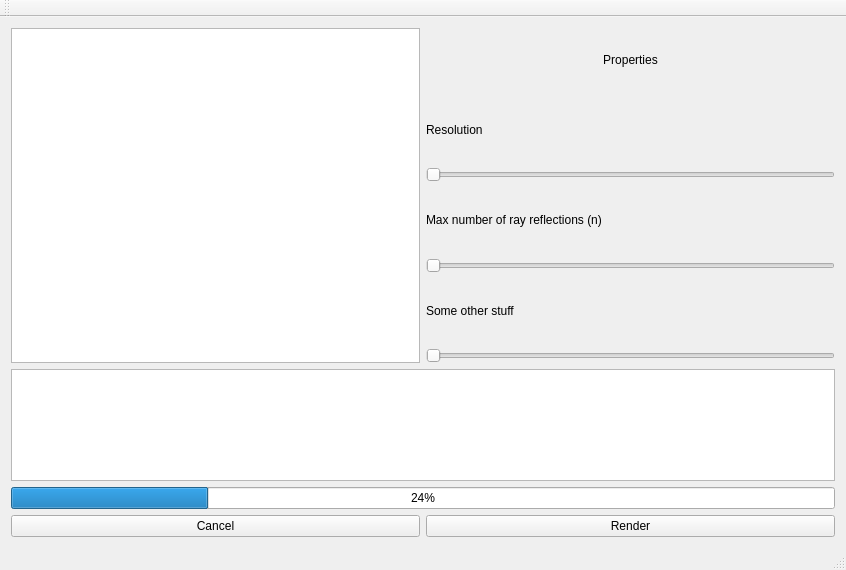
miht/Kamehameha, file mainwindow.ui: the form before one commit.
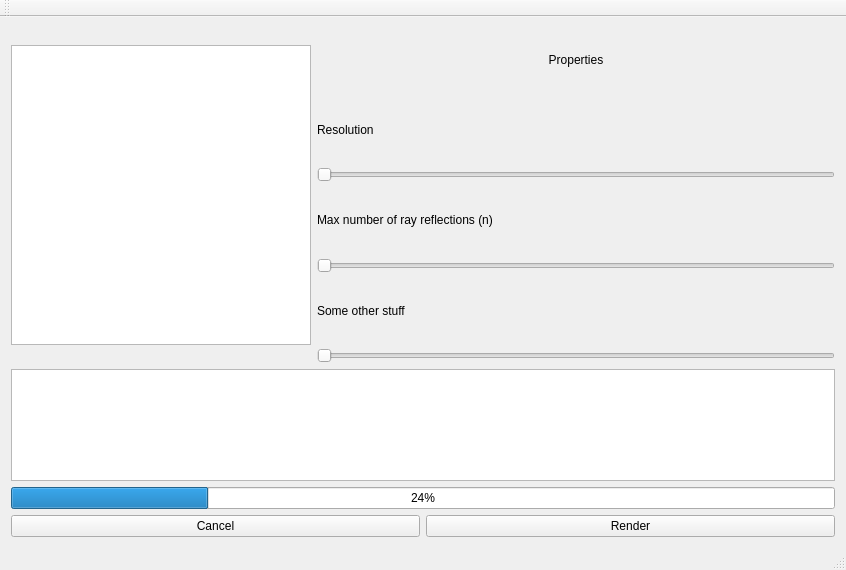
The form after the commit.

Diff of the .ui file:
```diff
--- a/mainwindow.ui
+++ b/mainwindow.ui
@@ -30,18 +30,33 @@
         </property>
         <item>
          <widget class="QGraphicsView" name="graphicsView">
+          <property name="enabled">
+           <bool>true</bool>
+          </property>
           <property name="sizePolicy">
-           <sizepolicy hsizetype="Expanding" vsizetype="Expanding">
+           <sizepolicy hsizetype="Fixed" vsizetype="Fixed">
             <horstretch>0</horstretch>
             <verstretch>0</verstretch>
            </sizepolicy>
           </property>
           <property name="minimumSize">
            <size>
-            <width>400</width>
+            <width>300</width>
             <height>300</height>
            </size>
           </property>
+          <property name="verticalScrollBarPolicy">
+           <enum>Qt::ScrollBarAlwaysOff</enum>
+          </property>
+          <property name="horizontalScrollBarPolicy">
+           <enum>Qt::ScrollBarAlwaysOff</enum>
+          </property>
+          <property name="sizeAdjustPolicy">
+           <enum>QAbstractScrollArea::AdjustToContents</enum>
+          </property>
+          <property name="interactive">
+           <bool>true</bool>
+          </property>
          </widget>
         </item>
         <item>
```
